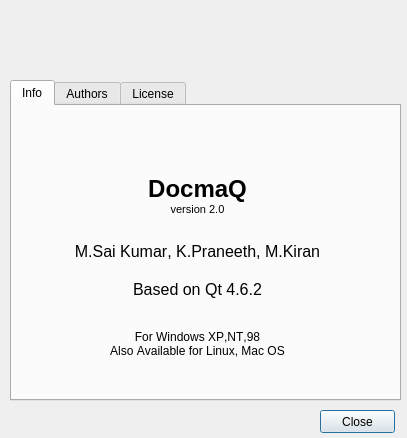
Above: src/Interface/about.ui from mskonline/docmaqv2 before the change. Below: the same form after it.
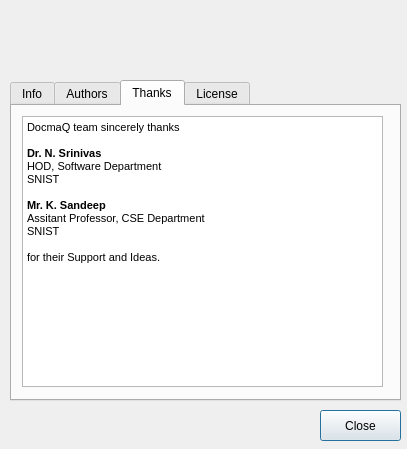
That is the form after the change. The open tabs and pages were chosen to show the change. Icons and pictures are not drawn.

What changed in the file:
```diff
--- a/src/Interface/about.ui
+++ b/src/Interface/about.ui
@@ -10,9 +10,21 @@
     <x>0</x>
     <y>0</y>
     <width>407</width>
-    <height>438</height>
+    <height>449</height>
    </rect>
   </property>
+  <property name="minimumSize">
+   <size>
+    <width>407</width>
+    <height>449</height>
+   </size>
+  </property>
+  <property name="maximumSize">
+   <size>
+    <width>407</width>
+    <height>449</height>
+   </size>
+  </property>
   <property name="windowTitle">
    <string>About</string>
   </property>
@@ -35,10 +47,10 @@
     <widget class="QLabel" name="label">
      <property name="geometry">
       <rect>
-       <x>20</x>
-       <y>40</y>
-       <width>331</width>
-       <height>241</height>
+       <x>10</x>
+       <y>0</y>
+       <width>361</width>
+       <height>281</height>
       </rect>
      </property>
      <property name="font">
@@ -52,13 +64,20 @@
 &lt;html&gt;&lt;head&gt;&lt;meta name=&quot;qrichtext&quot; content=&quot;1&quot; /&gt;&lt;style type=&quot;text/css&quot;&gt;
 p, li { white-space: pre-wrap; }
 &lt;/style&gt;&lt;/head&gt;&lt;body style=&quot; font-family:'MS Shell Dlg 2'; font-size:8.25pt; font-weight:400; font-style:normal;&quot;&gt;
+&lt;p align=&quot;center&quot; style=&quot;-qt-paragraph-type:empty; margin-top:0px; margin-bottom:0px; margin-left:0px; margin-right:0px; -qt-block-indent:0; text-indent:0px; font-size:8pt;&quot;&gt;&lt;/p&gt;
 &lt;p align=&quot;center&quot; style=&quot; margin-top:0px; margin-bottom:0px; margin-left:0px; margin-right:0px; -qt-block-indent:0; text-indent:0px;&quot;&gt;&lt;span style=&quot; font-size:18pt; font-weight:600;&quot;&gt;DocmaQ&lt;/span&gt;&lt;/p&gt;
 &lt;p align=&quot;center&quot; style=&quot; margin-top:0px; margin-bottom:0px; margin-left:0px; margin-right:0px; -qt-block-indent:0; text-indent:0px;&quot;&gt;&lt;span style=&quot; font-size:8pt;&quot;&gt;version 2.0&lt;/span&gt;&lt;/p&gt;
 &lt;p align=&quot;center&quot; style=&quot;-qt-paragraph-type:empty; margin-top:0px; margin-bottom:0px; margin-left:0px; margin-right:0px; -qt-block-indent:0; text-indent:0px; font-size:8pt;&quot;&gt;&lt;/p&gt;
 &lt;p align=&quot;center&quot; style=&quot;-qt-paragraph-type:empty; margin-top:0px; margin-bottom:0px; margin-left:0px; margin-right:0px; -qt-block-indent:0; text-indent:0px; font-size:8pt;&quot;&gt;&lt;/p&gt;
-&lt;p align=&quot;center&quot; style=&quot; margin-top:0px; margin-bottom:0px; margin-left:0px; margin-right:0px; -qt-block-indent:0; text-indent:0px;&quot;&gt;&lt;span style=&quot; font-size:12pt;&quot;&gt;M.Sai Kumar, K.Praneeth, M.Kiran&lt;/span&gt;&lt;/p&gt;
+&lt;p align=&quot;center&quot; style=&quot; margin-top:0px; margin-bottom:0px; margin-left:0px; margin-right:0px; -qt-block-indent:0; text-indent:0px;&quot;&gt;&lt;span style=&quot; font-size:8pt;&quot;&gt;A Credential Publishing System&lt;/span&gt;&lt;/p&gt;
+&lt;p align=&quot;center&quot; style=&quot;-qt-paragraph-type:empty; margin-top:0px; margin-bottom:0px; margin-left:0px; margin-right:0px; -qt-block-indent:0; text-indent:0px; font-size:8pt;&quot;&gt;&lt;/p&gt;
+&lt;p align=&quot;center&quot; style=&quot; margin-top:0px; margin-bottom:0px; margin-left:0px; margin-right:0px; -qt-block-indent:0; text-indent:0px;&quot;&gt;&lt;span style=&quot; font-size:8pt;&quot;&gt;August 2010&lt;/span&gt;&lt;/p&gt;
+&lt;p align=&quot;center&quot; style=&quot;-qt-paragraph-type:empty; margin-top:0px; margin-bottom:0px; margin-left:0px; margin-right:0px; -qt-block-indent:0; text-indent:0px; font-size:8pt;&quot;&gt;&lt;/p&gt;
+&lt;p align=&quot;center&quot; style=&quot; margin-top:0px; margin-bottom:0px; margin-left:0px; margin-right:0px; -qt-block-indent:0; text-indent:0px;&quot;&gt;&lt;span style=&quot; font-size:8pt;&quot;&gt;brought to you by&lt;/span&gt;&lt;/p&gt;
+&lt;p align=&quot;center&quot; style=&quot;-qt-paragraph-type:empty; margin-top:0px; margin-bottom:0px; margin-left:0px; margin-right:0px; -qt-block-indent:0; text-indent:0px; font-size:8pt;&quot;&gt;&lt;/p&gt;
+&lt;p align=&quot;center&quot; style=&quot; margin-top:0px; margin-bottom:0px; margin-left:0px; margin-right:0px; -qt-block-indent:0; text-indent:0px;&quot;&gt;&lt;span style=&quot; font-size:12pt; font-weight:600;&quot;&gt;    M.Sai Kumar, K.Praneeth, M.Kiran&lt;/span&gt;&lt;/p&gt;
 &lt;p align=&quot;center&quot; style=&quot;-qt-paragraph-type:empty; margin-top:0px; margin-bottom:0px; margin-left:0px; margin-right:0px; -qt-block-indent:0; text-indent:0px; font-size:12pt;&quot;&gt;&lt;/p&gt;
-&lt;p align=&quot;center&quot; style=&quot; margin-top:0px; margin-bottom:0px; margin-left:0px; margin-right:0px; -qt-block-indent:0; text-indent:0px;&quot;&gt;&lt;span style=&quot; font-size:12pt;&quot;&gt;Based on Qt 4.6.2&lt;/span&gt;&lt;/p&gt;
+&lt;p align=&quot;center&quot; style=&quot; margin-top:0px; margin-bottom:0px; margin-left:0px; margin-right:0px; -qt-block-indent:0; text-indent:0px;&quot;&gt;&lt;span style=&quot; font-size:12pt;&quot;&gt;Powered by &lt;/span&gt;&lt;span style=&quot; font-size:12pt; color:#000000;&quot;&gt;Qt 4.6.2&lt;/span&gt;&lt;/p&gt;
 &lt;p align=&quot;center&quot; style=&quot;-qt-paragraph-type:empty; margin-top:0px; margin-bottom:0px; margin-left:0px; margin-right:0px; -qt-block-indent:0; text-indent:0px; font-size:8pt;&quot;&gt;&lt;/p&gt;
 &lt;p align=&quot;center&quot; style=&quot;-qt-paragraph-type:empty; margin-top:0px; margin-bottom:0px; margin-left:0px; margin-right:0px; -qt-block-indent:0; text-indent:0px; font-size:11pt;&quot;&gt;&lt;/p&gt;
 &lt;p align=&quot;center&quot; style=&quot; margin-top:0px; margin-bottom:0px; margin-left:0px; margin-right:0px; -qt-block-indent:0; text-indent:0px;&quot;&gt;&lt;span style=&quot; font-size:9pt;&quot;&gt;For Windows XP,NT,98&lt;/span&gt;&lt;/p&gt;
@@ -91,6 +110,38 @@
      </property>
     </widget>
    </widget>
+   <widget class="QWidget" name="tab_4">
+    <attribute name="title">
+     <string>Thanks</string>
+    </attribute>
+    <widget class="QTextBrowser" name="thanks">
+     <property name="geometry">
+      <rect>
+       <x>10</x>
+       <y>10</y>
+       <width>361</width>
+       <height>271</height>
+      </rect>
+     </property>
+     <property name="html">
+      <string>&lt;!DOCTYPE HTML PUBLIC &quot;-//W3C//DTD HTML 4.0//EN&quot; &quot;http://www.w3.org/TR/REC-html40/strict.dtd&quot;&gt;
+&lt;html&gt;&lt;head&gt;&lt;meta name=&quot;qrichtext&quot; content=&quot;1&quot; /&gt;&lt;style type=&quot;text/css&quot;&gt;
+p, li { white-space: pre-wrap; }
+&lt;/style&gt;&lt;/head&gt;&lt;body style=&quot; font-family:'MS Shell Dlg 2'; font-size:8.25pt; font-weight:400; font-style:normal;&quot;&gt;
+&lt;p style=&quot; margin-top:0px; margin-bottom:0px; margin-left:0px; margin-right:0px; -qt-block-indent:0; text-indent:0px;&quot;&gt;&lt;span style=&quot; font-size:8pt;&quot;&gt;DocmaQ team sincerely thanks  &lt;/span&gt;&lt;/p&gt;
+&lt;p style=&quot;-qt-paragraph-type:empty; margin-top:0px; margin-bottom:0px; margin-left:0px; margin-right:0px; -qt-block-indent:0; text-indent:0px; font-size:8pt;&quot;&gt;&lt;/p&gt;
+&lt;p style=&quot; margin-top:0px; margin-bottom:0px; margin-left:0px; margin-right:0px; -qt-block-indent:0; text-indent:0px;&quot;&gt;&lt;span style=&quot; font-size:8pt; font-weight:600;&quot;&gt;Dr. N. Srinivas&lt;/span&gt;&lt;/p&gt;
+&lt;p style=&quot; margin-top:0px; margin-bottom:0px; margin-left:0px; margin-right:0px; -qt-block-indent:0; text-indent:0px;&quot;&gt;&lt;span style=&quot; font-size:8pt;&quot;&gt;HOD, Software Department&lt;/span&gt;&lt;/p&gt;
+&lt;p style=&quot; margin-top:0px; margin-bottom:0px; margin-left:0px; margin-right:0px; -qt-block-indent:0; text-indent:0px;&quot;&gt;&lt;span style=&quot; font-size:8pt;&quot;&gt;SNIST&lt;/span&gt;&lt;/p&gt;
+&lt;p style=&quot;-qt-paragraph-type:empty; margin-top:0px; margin-bottom:0px; margin-left:0px; margin-right:0px; -qt-block-indent:0; text-indent:0px; font-size:8pt;&quot;&gt;&lt;/p&gt;
+&lt;p style=&quot; margin-top:0px; margin-bottom:0px; margin-left:0px; margin-right:0px; -qt-block-indent:0; text-indent:0px;&quot;&gt;&lt;span style=&quot; font-size:8pt; font-weight:600;&quot;&gt;Mr. K. Sandeep&lt;/span&gt;&lt;/p&gt;
+&lt;p style=&quot; margin-top:0px; margin-bottom:0px; margin-left:0px; margin-right:0px; -qt-block-indent:0; text-indent:0px;&quot;&gt;&lt;span style=&quot; font-size:8pt;&quot;&gt;Assitant Professor, CSE Department&lt;/span&gt;&lt;/p&gt;
+&lt;p style=&quot; margin-top:0px; margin-bottom:0px; margin-left:0px; margin-right:0px; -qt-block-indent:0; text-indent:0px;&quot;&gt;&lt;span style=&quot; font-size:8pt;&quot;&gt;SNIST&lt;/span&gt;&lt;/p&gt;
+&lt;p style=&quot;-qt-paragraph-type:empty; margin-top:0px; margin-bottom:0px; margin-left:0px; margin-right:0px; -qt-block-indent:0; text-indent:0px; font-size:8pt;&quot;&gt;&lt;/p&gt;
+&lt;p style=&quot; margin-top:0px; margin-bottom:0px; margin-left:0px; margin-right:0px; -qt-block-indent:0; text-indent:0px;&quot;&gt;&lt;span style=&quot; font-size:8pt;&quot;&gt;for their Support and Ideas.&lt;/span&gt;&lt;/p&gt;&lt;/body&gt;&lt;/html&gt;</string>
+     </property>
+    </widget>
+   </widget>
    <widget class="QWidget" name="tab_3">
     <attribute name="title">
      <string>License</string>
@@ -119,13 +170,23 @@
     <rect>
      <x>320</x>
      <y>410</y>
-     <width>75</width>
-     <height>23</height>
+     <width>81</width>
+     <height>31</height>
     </rect>
    </property>
    <property name="text">
     <string>Close</string>
    </property>
+   <property name="icon">
+    <iconset resource="../resources/res.qrc">
+     <normaloff>:/Images/delete.png</normaloff>:/Images/delete.png</iconset>
+   </property>
+   <property name="iconSize">
+    <size>
+     <width>16</width>
+     <height>16</height>
+    </size>
+   </property>
    <property name="default">
     <bool>true</bool>
    </property>
```
Left out of the diff: 2 changed lines with no effect on the pictures.
